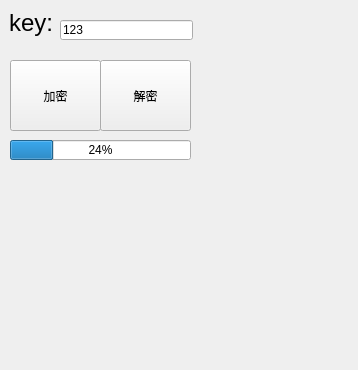
Above: GUI/FengxEncrypt.ui from fengxxx/fengxEncrypt before the change. Below: the same form after it.
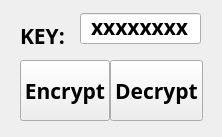
That is the form after the change. Icons and pictures are not drawn.

Diff of the .ui file:
```diff
--- a/GUI/FengxEncrypt.ui
+++ b/GUI/FengxEncrypt.ui
@@ -6,112 +6,105 @@
    <rect>
     <x>0</x>
     <y>0</y>
-    <width>358</width>
-    <height>370</height>
+    <width>222</width>
+    <height>137</height>
    </rect>
   </property>
   <property name="windowTitle">
    <string>MainWindow</string>
   </property>
-  <property name="styleSheet">
-   <string notr="true"/>
-  </property>
-  <widget class="QWidget" name="centralwidget">
-   <widget class="QToolButton" name="toolButton_2">
+  <widget class="QWidget" name="centralWidget">
+   <widget class="QPushButton" name="pushButton">
     <property name="geometry">
      <rect>
-      <x>100</x>
+      <x>20</x>
       <y>60</y>
-      <width>91</width>
-      <height>71</height>
+      <width>90</width>
+      <height>61</height>
      </rect>
     </property>
-    <property name="text">
-     <string>解密</string>
+    <property name="font">
+     <font>
+      <family>Berlin Sans FB</family>
+      <pointsize>16</pointsize>
+      <weight>75</weight>
+      <bold>true</bold>
+     </font>
     </property>
-   </widget>
-   <widget class="QProgressBar" name="progressBar">
-    <property name="geometry">
-     <rect>
-      <x>10</x>
-      <y>140</y>
-      <width>181</width>
-      <height>20</height>
-     </rect>
-    </property>
-    <property name="value">
-     <number>24</number>
-    </property>
-   </widget>
-   <widget class="QToolButton" name="toolButton">
-    <property name="geometry">
-     <rect>
-      <x>10</x>
-      <y>60</y>
-      <width>91</width>
-      <height>71</height>
-     </rect>
-    </property>
-    <property name="toolTip">
-     <string>&lt;!DOCTYPE HTML PUBLIC &quot;-//W3C//DTD HTML 4.0//EN&quot; &quot;http://www.w3.org/TR/REC-html40/strict.dtd&quot;&gt;
-&lt;html&gt;&lt;head&gt;&lt;meta name=&quot;qrichtext&quot; content=&quot;1&quot; /&gt;&lt;style type=&quot;text/css&quot;&gt;
-p, li { white-space: pre-wrap; }
-&lt;/style&gt;&lt;/head&gt;&lt;body style=&quot; font-family:'SimSun'; font-size:9pt; font-weight:400; font-style:normal;&quot;&gt;
-&lt;p style=&quot; margin-top:0px; margin-bottom:0px; margin-left:0px; margin-right:0px; -qt-block-indent:0; text-indent:0px;&quot;&gt;&lt;img src=&quot;:/新前缀/1 (3).png&quot; /&gt;&lt;/p&gt;&lt;/body&gt;&lt;/html&gt;</string>
-    </property>
-    <property name="whatsThis">
-     <string>&lt;!DOCTYPE HTML PUBLIC &quot;-//W3C//DTD HTML 4.0//EN&quot; &quot;http://www.w3.org/TR/REC-html40/strict.dtd&quot;&gt;
-&lt;html&gt;&lt;head&gt;&lt;meta name=&quot;qrichtext&quot; content=&quot;1&quot; /&gt;&lt;style type=&quot;text/css&quot;&gt;
-p, li { white-space: pre-wrap; }
-&lt;/style&gt;&lt;/head&gt;&lt;body style=&quot; font-family:'SimSun'; font-size:9pt; font-weight:400; font-style:normal;&quot;&gt;
-&lt;p style=&quot; margin-top:0px; margin-bottom:0px; margin-left:0px; margin-right:0px; -qt-block-indent:0; text-indent:0px;&quot;&gt;&lt;img src=&quot;:/新前缀/1 (3).png&quot; /&gt;&lt;/p&gt;&lt;/body&gt;&lt;/html&gt;</string>
-    </property>
-    <property name="styleSheet">
-     <string notr="true"/>
-    </property>
     <property name="text">
-     <string>加密</string>
+     <string>Encrypt</string>
     </property>
    </widget>
    <widget class="QLabel" name="label">
     <property name="geometry">
      <rect>
-      <x>9</x>
-      <y>9</y>
-      <width>48</width>
-      <height>27</height>
-     </rect>
-    </property>
-    <property name="text">
-     <string>&lt;!DOCTYPE HTML PUBLIC &quot;-//W3C//DTD HTML 4.0//EN&quot; &quot;http://www.w3.org/TR/REC-html40/strict.dtd&quot;&gt;
-&lt;html&gt;&lt;head&gt;&lt;meta name=&quot;qrichtext&quot; content=&quot;1&quot; /&gt;&lt;style type=&quot;text/css&quot;&gt;
-p, li { white-space: pre-wrap; }
-&lt;/style&gt;&lt;/head&gt;&lt;body style=&quot; font-family:'SimSun'; font-size:9pt; font-weight:400; font-style:normal;&quot;&gt;
-&lt;p style=&quot; margin-top:0px; margin-bottom:0px; margin-left:0px; margin-right:0px; -qt-block-indent:0; text-indent:0px;&quot;&gt;&lt;span style=&quot; font-size:18pt;&quot;&gt;key:&lt;/span&gt;&lt;/p&gt;&lt;/body&gt;&lt;/html&gt;</string>
-    </property>
-   </widget>
-   <widget class="QLineEdit" name="lineEdit">
-    <property name="geometry">
-     <rect>
-      <x>60</x>
+      <x>20</x>
       <y>20</y>
-      <width>133</width>
-      <height>20</height>
+      <width>51</width>
+      <height>31</height>
      </rect>
     </property>
-    <property name="toolTip">
-     <string>&lt;!DOCTYPE HTML PUBLIC &quot;-//W3C//DTD HTML 4.0//EN&quot; &quot;http://www.w3.org/TR/REC-html40/strict.dtd&quot;&gt;
-&lt;html&gt;&lt;head&gt;&lt;meta name=&quot;qrichtext&quot; content=&quot;1&quot; /&gt;&lt;style type=&quot;text/css&quot;&gt;
-p, li { white-space: pre-wrap; }
-&lt;/style&gt;&lt;/head&gt;&lt;body style=&quot; font-family:'SimSun'; font-size:9pt; font-weight:400; font-style:normal;&quot;&gt;
-&lt;p style=&quot; margin-top:0px; margin-bottom:0px; margin-left:0px; margin-right:0px; -qt-block-indent:0; text-indent:0px;&quot;&gt;&lt;span style=&quot; font-size:14pt;&quot;&gt;8 byts&lt;/span&gt;&lt;/p&gt;
-&lt;p style=&quot;-qt-paragraph-type:empty; margin-top:0px; margin-bottom:0px; margin-left:0px; margin-right:0px; -qt-block-indent:0; text-indent:0px; font-size:14pt;&quot;&gt;&lt;/p&gt;&lt;/body&gt;&lt;/html&gt;</string>
+    <property name="font">
+     <font>
+      <family>Berlin Sans FB</family>
+      <pointsize>16</pointsize>
+      <weight>75</weight>
+      <bold>true</bold>
+     </font>
     </property>
     <property name="text">
-     <string>123</string>
+     <string>KEY:</string>
+    </property>
+   </widget>
+   <widget class="QLineEdit" name="lineEdit">
+    <property name="geometry">
+     <rect>
+      <x>80</x>
+      <y>13</y>
+      <width>121</width>
+      <height>31</height>
+     </rect>
+    </property>
+    <property name="font">
+     <font>
+      <family>Berlin Sans FB</family>
+      <pointsize>16</pointsize>
+      <weight>75</weight>
+      <bold>true</bold>
+     </font>
+    </property>
+    <property name="inputMask">
+     <string/>
+    </property>
+    <property name="text">
+     <string>xxxxxxxx</string>
     </property>
     <property name="maxLength">
      <number>8</number>
+    </property>
+    <property name="alignment">
+     <set>Qt::AlignBottom|Qt::AlignHCenter</set>
+    </property>
+   </widget>
+   <widget class="QPushButton" name="pushButton_2">
+    <property name="geometry">
+     <rect>
+      <x>110</x>
+      <y>60</y>
+      <width>93</width>
+      <height>61</height>
+     </rect>
+    </property>
+    <property name="font">
+     <font>
+      <family>Berlin Sans FB</family>
+      <pointsize>16</pointsize>
+      <weight>75</weight>
+      <bold>true</bold>
+     </font>
+    </property>
+    <property name="text">
+     <string>Decrypt</string>
     </property>
    </widget>
   </widget>
```
